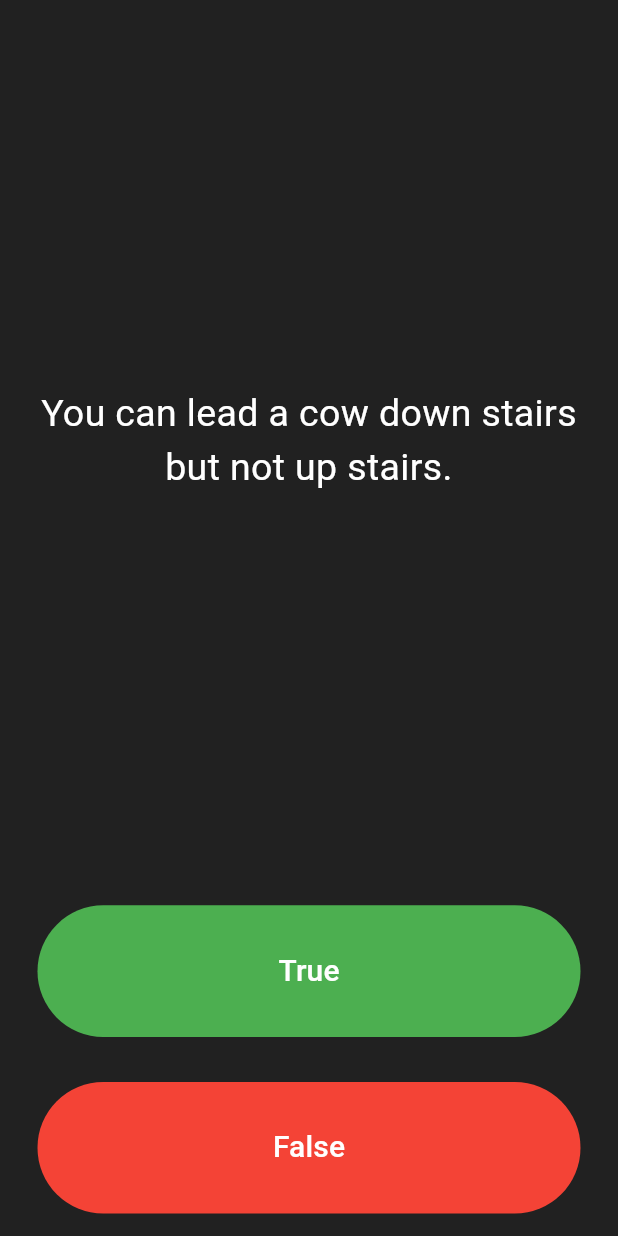
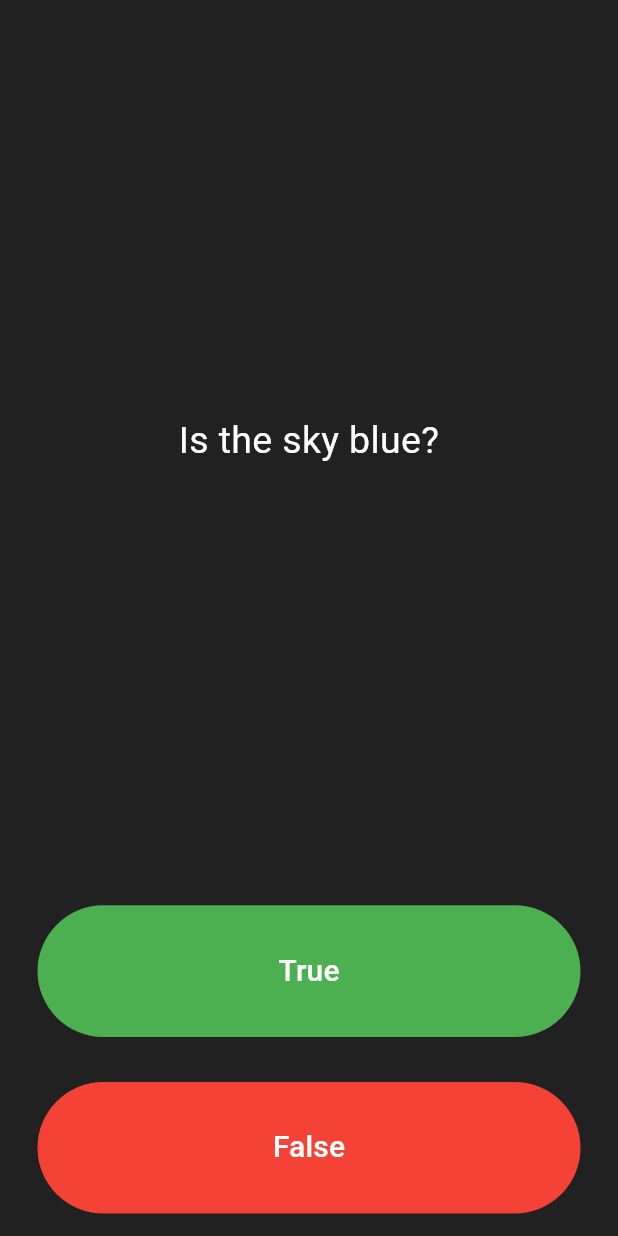
Before and after one commit to shanomm/quiz, a Flutter app: the screen it shows after launch, on a phone screen of 412 x 824 dp. Run offline on Flutter 3.47's test engine with Material 3 defaults, Android fonts, the phone set to English and light mode, and no system bars; our stand-ins replace rflutter_alert.

Commit message:
changed questions

```diff
--- a/lib/quizbrain.dart
+++ b/lib/quizbrain.dart
@@ -3,12 +3,9 @@ import 'question.dart';
 class QuizBrain {
   int _index = 0;
   final List<Question> _questionBank = [
+    Question(questionText: 'Is the sky blue?', questionAnswer: true),
     Question(
-      questionText: 'You can lead a cow down stairs but not up stairs.',
-      questionAnswer: false,
-    ),
-    Question(
-      questionText: 'Approximately one quarter of human bones are in the feet.',
+      questionText: 'does every month have 28 days?',
       questionAnswer: true,
     ),
     Question(questionText: 'A slug\'s blood is green.', questionAnswer: true),
```
